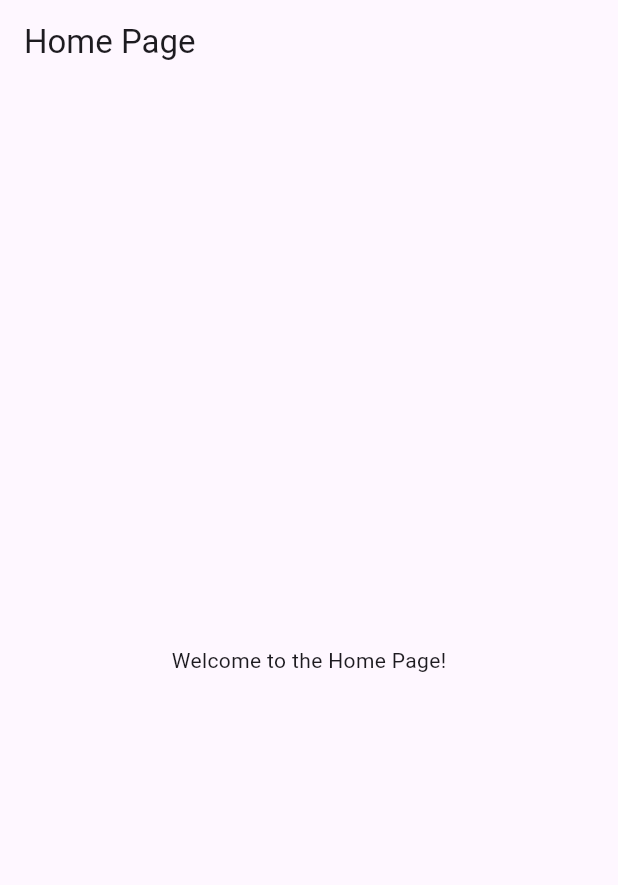
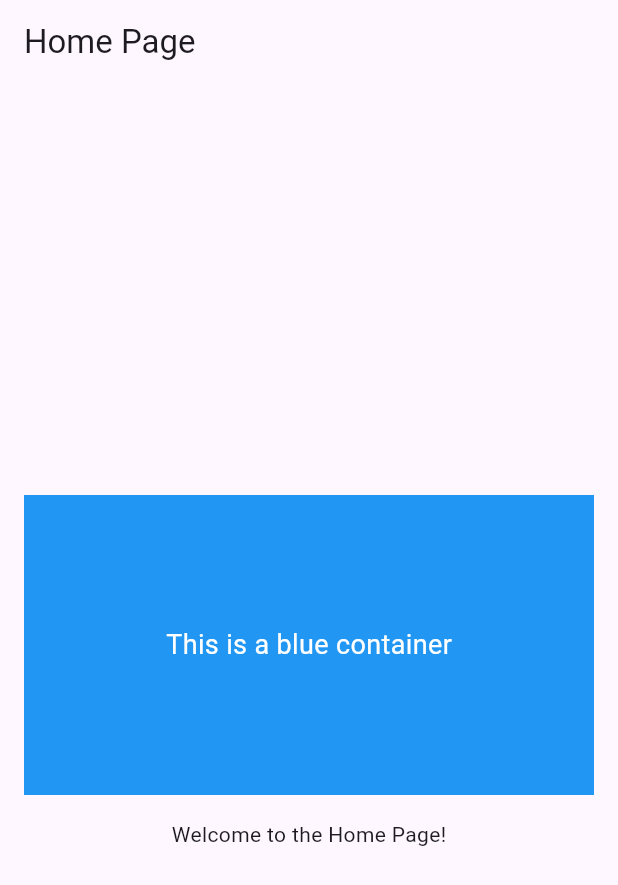
Before and after one commit to sovaamahato/ui_clone, a Flutter app: the screen it shows after launch, on a phone screen of 412 x 824 dp. Shown: the top 885 px of the screen. Run offline on Flutter 3.47's test engine with Material 3 defaults, Android fonts, the phone set to English and light mode, and no system bars.

Commit message:
initial commit

```diff
--- a/lib/views/home_page.dart
+++ b/lib/views/home_page.dart
@@ -7,7 +7,23 @@ class MyHomePage extends StatelessWidget {
   Widget build(BuildContext context) {
     return Scaffold(
       appBar: AppBar(title: const Text('Home Page')),
-      body: const Center(child: Text('Welcome to the Home Page!')),
+      body: Column(
+        mainAxisAlignment: MainAxisAlignment.center,
+        children: [
+          Container(
+            height: 200,
+            color: Colors.blue,
+            margin: EdgeInsets.all(16),
+            child: Center(
+              child: Text(
+                'This is a blue container',
+                style: TextStyle(color: Colors.white, fontSize: 18),
+              ),
+            ),
+          ),
+          Center(child: Text('Welcome to the Home Page!')),
+        ],
+      ),
     );
   }
 }
```
